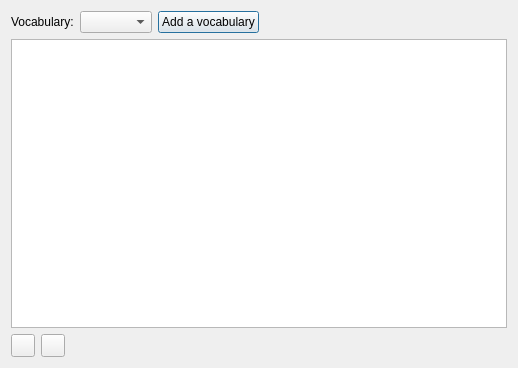
Before: the Qt Designer form qstardict/trainer/vocabularydialog.ui in a-rodin/qstardict, drawn with Qt 5.
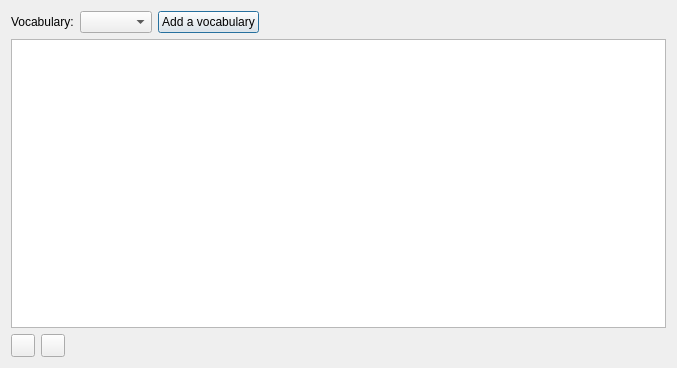
After: the same form once the commit is applied. Icons and pictures are not drawn.

```diff
--- a/qstardict/trainer/vocabularydialog.ui
+++ b/qstardict/trainer/vocabularydialog.ui
@@ -6,7 +6,7 @@
    <rect>
     <x>0</x>
     <y>0</y>
-    <width>518</width>
+    <width>677</width>
     <height>368</height>
    </rect>
   </property>
```
